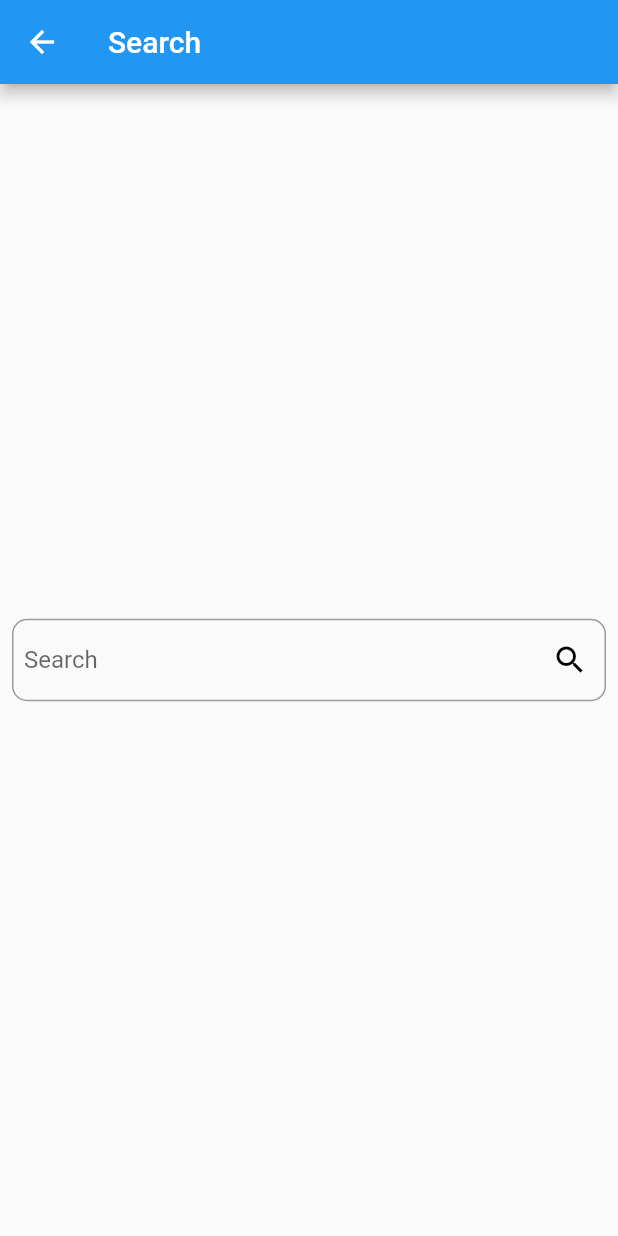
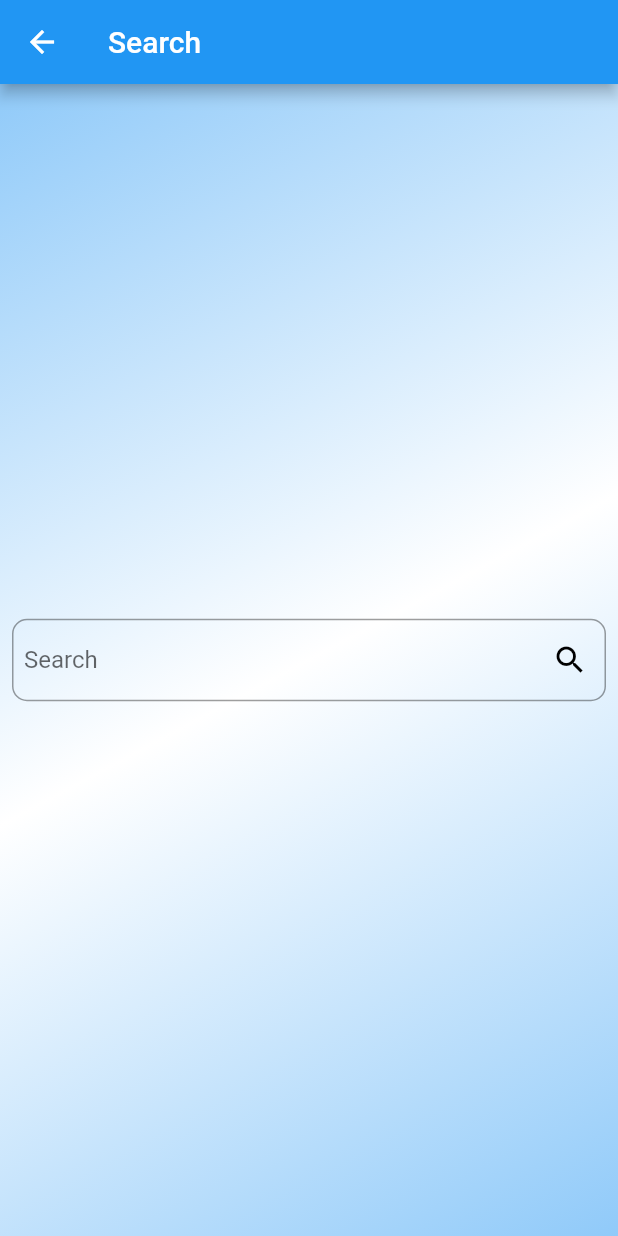
Before and after one commit to Shrouk-Ashraf/Weather_App_Flutter, a Flutter app: the screen it shows after launch, after a tap on the "search" icon, on a phone screen of 412 x 824 dp. Run offline on Flutter 3.47's test engine with Material 2 defaults, Android fonts, the phone set to English and light mode, and no system bars; our stand-ins replace dio, flutter_bloc; network calls fail.

```diff
--- a/lib/cubits/get_weather_cubit/get_weather_cubit.dart
+++ b/lib/cubits/get_weather_cubit/get_weather_cubit.dart
@@ -2,7 +2,6 @@
 import 'package:dio/dio.dart';
 import 'package:flutter_bloc/flutter_bloc.dart';
 import 'package:weather_app/cubits/get_weather_cubit/weather_states.dart';
-
 import '../../model/weather_model.dart';
 import '../../services/weather_service.dart';
 
@@ -13,12 +12,12 @@ class GetWeatherCubit extends Cubit<WeatherState>{
 
   getCurrentWeather(String cityName)async{
     try {
+      emit(WeatherIsLoadingState());
       weatherModel = await WeatherService(
           dio: Dio()).getCurrentWeather(cityName);
-
       emit(WeatherSuccessState(weatherModel: weatherModel!));
     } catch (e) {
-      emit(WeatherFailureState());
+      emit(WeatherFailureState(error: e.toString()));
     }
 
   }
--- a/lib/cubits/get_weather_cubit/weather_states.dart
+++ b/lib/cubits/get_weather_cubit/weather_states.dart
@@ -10,5 +10,9 @@ class WeatherSuccessState extends WeatherState{
 }
 
 class WeatherFailureState extends WeatherState{
+  final String error;
+  WeatherFailureState({required this.error});
+}
+class WeatherIsLoadingState extends WeatherState{
 
 }
--- a/lib/main.dart
+++ b/lib/main.dart
@@ -24,7 +24,7 @@ class WeatherApp extends StatelessWidget {
                   BlocProvider.of<GetWeatherCubit>(context).weatherModel?.condition
                 )
             ),
-            home: HomeView(),
+            home: const HomeView(),
           );
         },
       ),
@@ -40,8 +40,10 @@ MaterialColor getMaterialColorForWeatherData(String? condition) {
     case 'Sunny':
       return Colors.yellow;
     case 'Partly cloudy':
+    case 'Cloudy':
+      return Colors.blueGrey;
+    case 'Clear':
       return Colors.lightBlue;
-    case 'Cloudy':
     case 'Overcast':
     case 'Mist':
       return Colors.grey;
@@ -63,7 +65,6 @@ MaterialColor getMaterialColorForWeatherData(String? condition) {
     case 'Light drizzle':
       return Colors.blue;
     case 'Freezing drizzle':
-      return Colors.grey;
     case 'Heavy freezing drizzle':
       return Colors.grey;
     case 'Patchy light rain':
--- a/lib/model/weather_model.dart
+++ b/lib/model/weather_model.dart
@@ -1,5 +1,4 @@
 
-import 'dart:ffi';
 
 class WeatherModel{
   final String cityName;
@@ -9,18 +8,22 @@ class WeatherModel{
   final String conditionIcon;
   final double maxTemp;
   final double minTemp;
+  final List<dynamic> forecast;
+
 
   WeatherModel({required this.cityName, required this.lastUpdate,
   required this.temp, required this.condition, required this.conditionIcon,
-  required this.maxTemp, required this.minTemp});
+  required this.maxTemp, required this.minTemp,required this.forecast});
 
   factory WeatherModel.fromJson(json){
-    return WeatherModel(cityName: json['location']['name'],
+
+    return WeatherModel(cityName: json['location']['country'],
               lastUpdate: DateTime.parse( json['current']['last_updated']),
-              temp: json['forecast']['forecastday'][0]['day']['avgtemp_c'],
+              temp: json['current']['temp_c'],
               maxTemp:  json['forecast']['forecastday'][0]['day']['maxtemp_c'],
               minTemp:  json['forecast']['forecastday'][0]['day']['mintemp_c'],
-              condition: json['forecast']['forecastday'][0]['day']['condition']['text'],
-              conditionIcon: json['forecast']['forecastday'][0]['day']['condition']['icon']);
+              condition: json['current']['condition']['text'],
+              conditionIcon: json['current']['condition']['icon'],
+              forecast:  json['forecast']['forecastday']);
   }
 }
--- a/lib/services/weather_service.dart
+++ b/lib/services/weather_service.dart
@@ -1,5 +1,5 @@
 
-
+import 'dart:developer';
 
 import 'package:dio/dio.dart';
 
@@ -16,7 +16,7 @@ class WeatherService{
   Future<WeatherModel> getCurrentWeather(String cityName) async{
 
     try {
-      Response response = await dio.get('$base_Url?key=$apiKey&q=$cityName&days=10&aqi=no&alerts=yes}');
+      Response response = await dio.get('$base_Url?key=$apiKey&q=$cityName&days=6&aqi=no&alerts=yes}');
 
       WeatherModel weatherModel = WeatherModel.fromJson(response.data);
       return weatherModel;
@@ -28,4 +28,5 @@ class WeatherService{
     }
   }
 
+
 }
--- a/lib/views/home_view.dart
+++ b/lib/views/home_view.dart
@@ -3,6 +3,7 @@ import 'package:flutter_bloc/flutter_bloc.dart';
 import 'package:weather_app/cubits/get_weather_cubit/get_weather_cubit.dart';
 import 'package:weather_app/cubits/get_weather_cubit/weather_states.dart';
 import 'package:weather_app/views/search_view.dart';
+import 'package:weather_app/widgets/circular_indicator.dart';
 import 'package:weather_app/widgets/no_weather_body.dart';
 import 'package:weather_app/widgets/weather_info_body.dart';
 
@@ -31,10 +32,14 @@ class HomeView extends StatelessWidget {
         builder: (context, state) {
           if(state is NoWeatherState){
             return NoWeatherBody();
+          }else if(state is WeatherIsLoadingState){
+           return CircularIndicator();
           }else if( state is WeatherSuccessState){
             return WeatherInfoBody(weatherModel: state.weatherModel,);
+          }else if(state is WeatherFailureState){
+            return Center(child: Text(state.error));
           }else{
-            return Text("OOPs there is an error");
+            return const Center(child:  Text("OOPs, There is an error, Try again later"),);
           }
       },
 
--- a/lib/views/search_view.dart
+++ b/lib/views/search_view.dart
@@ -1,13 +1,8 @@
 
-import 'dart:developer';
-
-import 'package:dio/dio.dart';
 import 'package:flutter/material.dart';
 import 'package:flutter_bloc/flutter_bloc.dart';
-import 'package:weather_app/model/weather_model.dart';
-import 'package:weather_app/services/weather_service.dart';
-
 import '../cubits/get_weather_cubit/get_weather_cubit.dart';
+import '../main.dart';
 
 
 class SearchView extends StatelessWidget {
@@ -15,11 +10,24 @@ class SearchView extends StatelessWidget {
 
   @override
   Widget build(BuildContext context) {
+    String? condition = BlocProvider.of<GetWeatherCubit>(context).weatherModel?.condition;
     return Scaffold(
       appBar: AppBar(
         title: const Text("Search"),
       ),
-      body: Center(
+      body: Container(
+        decoration:  BoxDecoration(
+          gradient: LinearGradient(
+            begin: Alignment.topLeft,
+            end: Alignment.bottomRight,
+            colors: [
+              getMaterialColorForWeatherData(condition)[200]!,
+              Colors.white,
+              getMaterialColorForWeatherData(condition)[200]!,
+            ],
+          ),
+        ),
+        child: Center(
           child: Padding(
             padding: const EdgeInsets.all(8.0),
             child: TextField(
@@ -40,6 +48,7 @@ class SearchView extends StatelessWidget {
             ),
           ),
         ),
+      ),
     );
   }
 }
--- a/lib/widgets/no_weather_body.dart
+++ b/lib/widgets/no_weather_body.dart
@@ -7,20 +7,32 @@ class NoWeatherBody extends StatelessWidget {
 
   @override
   Widget build(BuildContext context) {
-    return const Padding(
+    return Container(
+      decoration: const BoxDecoration(
+        gradient: LinearGradient(
+            begin: Alignment.topLeft,
+            end: Alignment.bottomRight,
+            colors: [
+              Colors.blue,
+              Colors.white,
+              Colors.lightBlueAccent
+              ],
+        ),
+      ),
+      child: const Padding(
         padding: EdgeInsets.symmetric(horizontal: 16),
         child: Center(
           child: Column(
             mainAxisSize: MainAxisSize.min,
             children: [
               Text(
-              'there is no weather 😔',
+                'There is no weather 😔',
                 style: TextStyle(
                   fontSize: 30,
                 ),
               ),
               Text(
-              'searching now 🔍',
+                'search now 🔍',
                 style: TextStyle(
                   fontSize: 30,
                 ),
@@ -28,6 +40,7 @@ class NoWeatherBody extends StatelessWidget {
             ],
           ),
         ),
+      ),
     );
   }
 }
```
Also changed, not shown: lib/model/forecast_model.dart (added, +15 -0 lines), lib/widgets/ForecastCard.dart (added, +25 -0 lines), lib/widgets/circular_indicator.dart (added, +14 -0 lines), lib/widgets/weather_info_body.dart (+65 -35 lines). Lines whose indentation alone changed are shown as unchanged.
